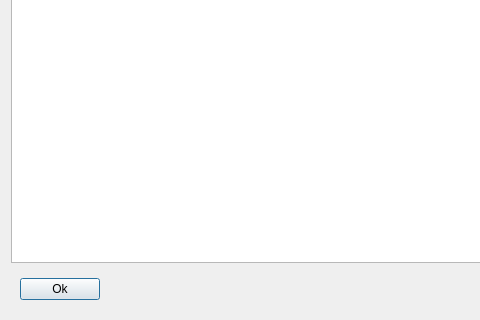
The window that src/UI/TextureDrawing.ui (Drew-S/TerrainGenerator) describes before a commit, drawn with Qt 5; both pictures show x 0 to 480 and y 282 to 602 of the 835 by 602 pixel window.
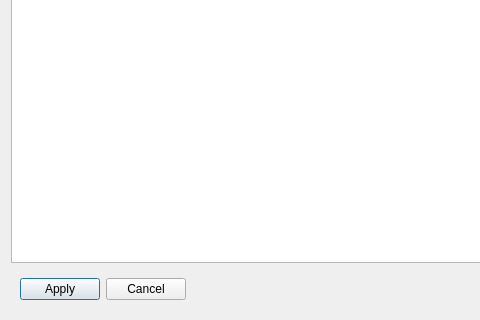
The same window after the commit. Icons and pictures are not drawn.

Commit message: Ui fixes, added confirm dialog for drawing cancel

```diff
--- a/src/UI/TextureDrawing.ui
+++ b/src/UI/TextureDrawing.ui
@@ -274,7 +274,14 @@
       <item>
        <widget class="QPushButton" name="ok_button">
         <property name="text">
-         <string>Ok</string>
+         <string>Apply</string>
+        </property>
+       </widget>
+      </item>
+      <item>
+       <widget class="QPushButton" name="cancel_button">
+        <property name="text">
+         <string>Cancel</string>
         </property>
        </widget>
       </item>
```
The commit also changes 1 other file.
